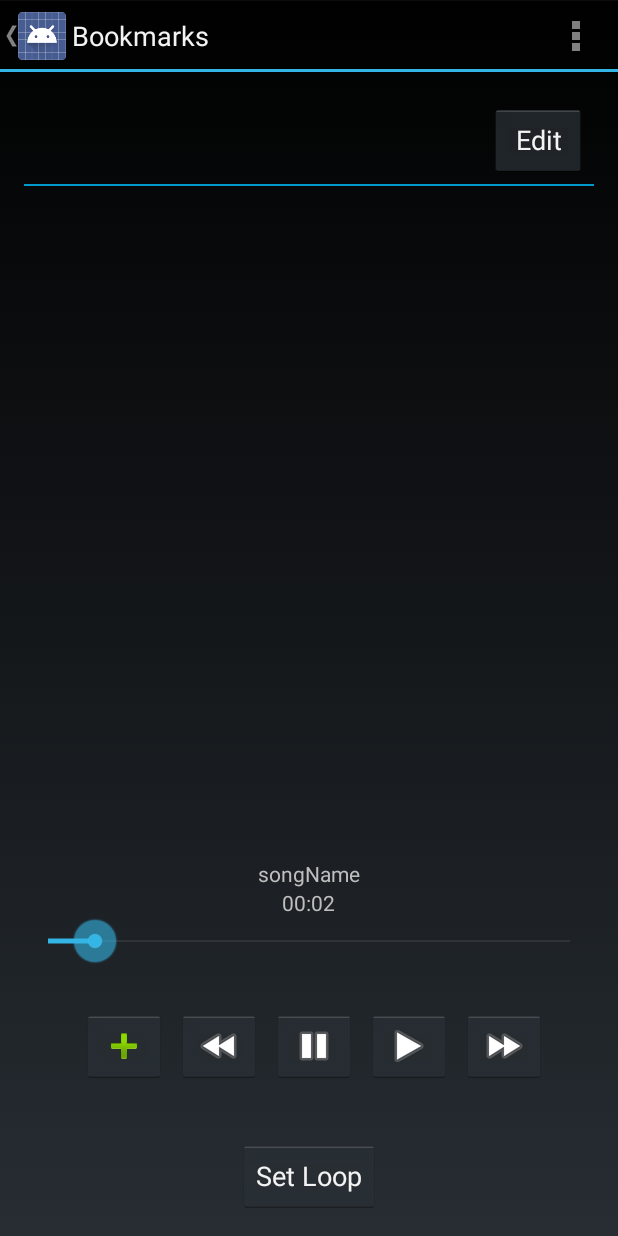
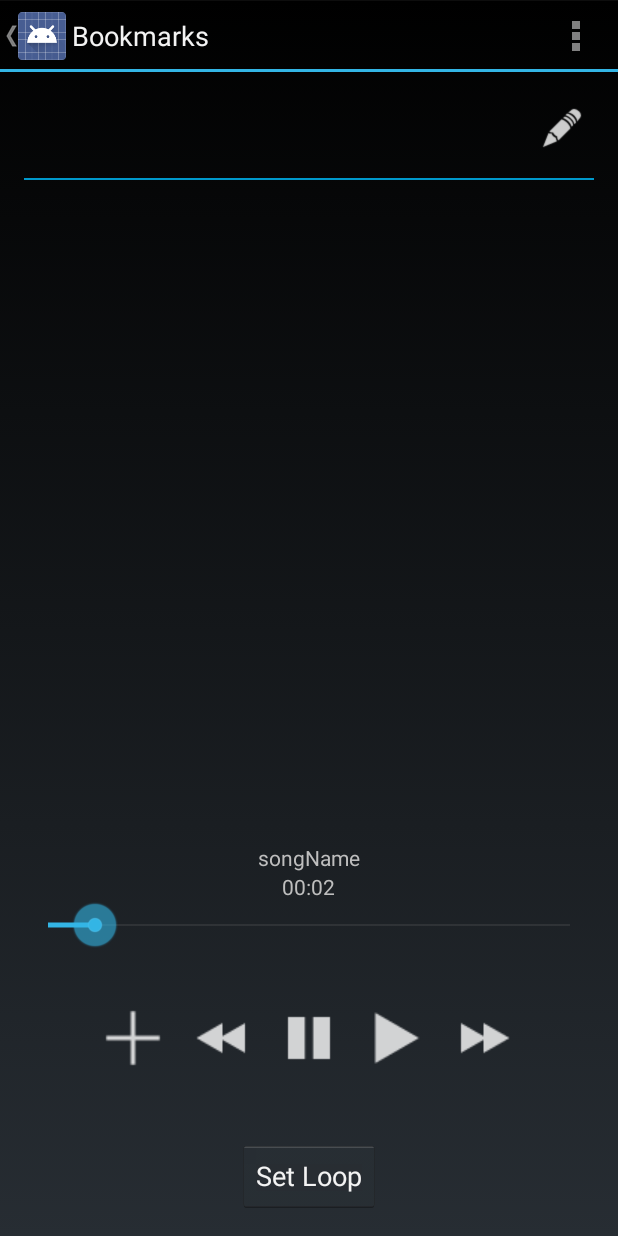
Before and after one commit to beatmarkr/beatmarkr, an Android app: the BookmarksActivity screen opened directly, with no data from a screen before it, on a phone screen of 412 x 824 dp. Run offline under Robolectric (Android 15) with nearby library versions, the phone set to English and light mode, and no system bars; 21 statements that could not run were skipped.

Commit message:
Icons for ListViews (album art, edit icon) and new media player buttons

```diff
--- a/app/src/main/java/com/cs130/beatmarkr/BookmarkAdapter.java
+++ b/app/src/main/java/com/cs130/beatmarkr/BookmarkAdapter.java
@@ -6,6 +6,7 @@ import android.view.View;
 import android.view.ViewGroup;
 import android.widget.BaseAdapter;
 import android.widget.Button;
+import android.widget.ImageView;
 import android.widget.LinearLayout;
 import android.widget.TextView;
 
@@ -47,7 +48,7 @@ public class BookmarkAdapter extends BaseAdapter {
         // Get title and artist views
         TextView descView = (TextView)bmLayout.findViewById(R.id.bm_desc);
         TextView timeView = (TextView)bmLayout.findViewById(R.id.bm_time);
-        Button buttonView = (Button)bmLayout.findViewById(R.id.edit_button);
+        ImageView imageView = (ImageView)bmLayout.findViewById(R.id.edit_button);
 
         // Get song using position
         Bookmark currBm = bmList.get(position);
@@ -58,7 +59,7 @@ public class BookmarkAdapter extends BaseAdapter {
 
         // Set position as tag
         bmLayout.setTag(position);
-        buttonView.setTag(position);
+        imageView.setTag(position);
 
         return bmLayout;
     }
--- a/app/src/main/res/layout/activity_bookmarks.xml
+++ b/app/src/main/res/layout/activity_bookmarks.xml
@@ -41,40 +41,40 @@
         android:gravity="center_horizontal"
         android:orientation="horizontal" >
 
-        <ImageButton android:id="@+id/media_new"
+        <ImageView android:id="@+id/media_new"
             android:layout_width="wrap_content"
-            android:layout_height="wrap_content"
-            android:layout_marginLeft="7dp"
+            android:layout_height="fill_parent"
             android:onClick="newBookmark"
-            android:src="@android:drawable/ic_input_add" />
+            android:src="@drawable/ic_action_new"
+            android:padding="5dp" />
 
-        <ImageButton android:id="@+id/media_rew"
+        <ImageView android:id="@+id/media_rew"
             android:layout_width="wrap_content"
-            android:layout_height="wrap_content"
-            android:layout_marginLeft="7dp"
+            android:layout_height="fill_parent"
             android:onClick="rewind"
-            android:src="@android:drawable/ic_media_rew" />
+            android:src="@drawable/ic_action_rewind"
+            android:padding="5dp" />
 
-        <ImageButton android:id="@+id/media_pause"
+        <ImageView android:id="@+id/media_pause"
             android:layout_width="wrap_content"
-            android:layout_height="wrap_content"
-            android:layout_marginLeft="7dp"
+            android:layout_height="fill_parent"
             android:onClick="pause"
-            android:src="@android:drawable/ic_media_pause" />
+            android:src="@drawable/ic_action_pause"
+            android:padding="5dp" />
 
-        <ImageButton android:id="@+id/media_play"
+        <ImageView android:id="@+id/media_play"
             android:layout_width="wrap_content"
-            android:layout_height="wrap_content"
-            android:layout_marginLeft="7dp"
+            android:layout_height="fill_parent"
             android:onClick="play"
-            android:src="@android:drawable/ic_media_play" />
+            android:src="@drawable/ic_action_play"
+            android:padding="5dp" />
 
-        <ImageButton android:id="@+id/media_ff"
+        <ImageView android:id="@+id/media_ff"
             android:layout_width="wrap_content"
-            android:layout_height="wrap_content"
-            android:layout_marginLeft="7dp"
+            android:layout_height="fill_parent"
             android:onClick="forward"
-            android:src="@android:drawable/ic_media_ff" />
+            android:src="@drawable/ic_action_fast_forward"
+            android:padding="5dp" />
     </LinearLayout>
 
     <TextView android:id="@+id/bm_loop_start"
--- a/app/src/main/res/layout/activity_song_list.xml
+++ b/app/src/main/res/layout/activity_song_list.xml
@@ -14,7 +14,6 @@
         android:layout_width="wrap_content"
         android:layout_height="wrap_content"
         android:singleLine="false"
-        android:textSize="@dimen/abc_text_size_large_material"
         android:textColor="@color/abc_primary_text_material_dark"
         android:paddingBottom="@dimen/abc_action_bar_icon_vertical_padding_material"
         android:elegantTextHeight="false" />
--- a/app/src/main/res/layout/bookmark.xml
+++ b/app/src/main/res/layout/bookmark.xml
@@ -34,10 +34,11 @@
             android:textColorLink="@color/link_text_material_dark" />
     </LinearLayout>
 
-    <Button android:id="@+id/edit_button"
-        android:text="Edit"
-        android:layout_width="wrap_content"
-        android:layout_height="wrap_content"
-        android:onClick="editBookmark" />
+    <ImageView android:id="@+id/edit_button"
+        android:src="@drawable/ic_action_edit"
+        android:layout_width="32dp"
+        android:layout_height="32dp"
+        android:onClick="editBookmark"
+        android:contentDescription="Edit icon" />
 
 </LinearLayout>
```
Also changed, not shown: app/src/main/java/com/cs130/beatmarkr/Song.java (+46 -2 lines), app/src/main/java/com/cs130/beatmarkr/SongAdapter.java (+11 -0 lines), app/src/main/res/layout/song.xml (+23 -5 lines), app/src/main/res/drawable/ic_action_edit.png (added), app/src/main/res/drawable/ic_action_fast_forward.png (added), app/src/main/res/drawable/ic_action_headphones.png (added), app/src/main/res/drawable/ic_action_new.png (added), app/src/main/res/drawable/ic_action_pause.png (added), app/src/main/res/drawable/ic_action_play.png (added), app/src/main/res/drawable/ic_action_rewind.png (added), 1 other file.
